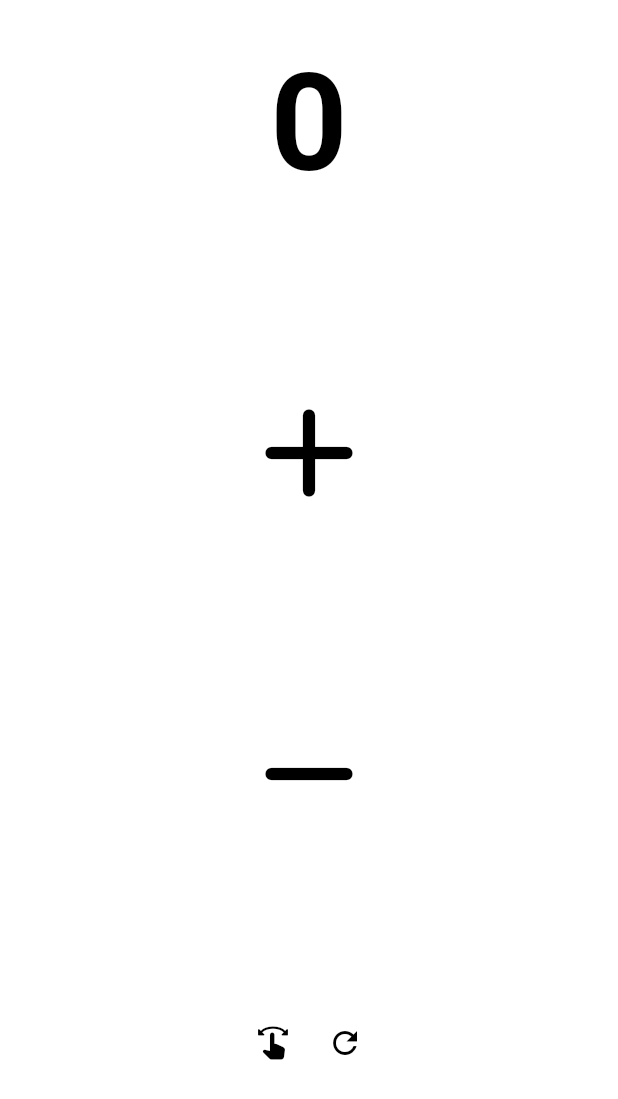
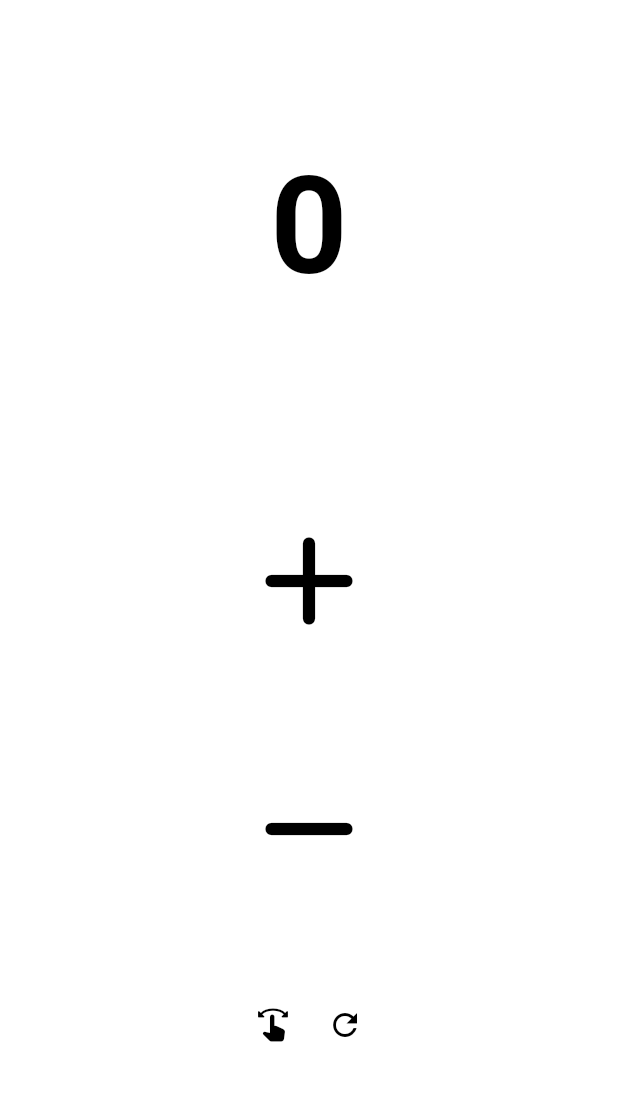
Before and after one commit to woojin01/Flutter_counter_practice, a Flutter app: the screen it shows after launch, on a phone screen of 412 x 824 dp. Shown: the top 1099 px of the screen. Run offline on Flutter 3.47's test engine with Material 2 defaults, Android fonts, the phone set to English and light mode, and no system bars.

Commit message:
modify_page

```diff
--- a/lib/counter_page.dart
+++ b/lib/counter_page.dart
@@ -9,6 +9,7 @@ class CounterPage extends StatefulWidget {
 
 int countNumber = 0;
 int rangeOfCountNumber = 1;
+bool isVibration = true;
 Color bgColor = Colors.white;
 Color textColor = Colors.black;
 
@@ -46,6 +47,17 @@ class _CounterPageState extends State<CounterPage> {
     });
   }
 
+/*
+  void onVibration() {
+    setState(() {
+      isVibration = !isVibration;
+      if (isVibration) {
+        HapticFeedback.heavyImpact();
+        print('진동 된다!');
+      }
+    });
+  }
+*/
   @override
   Widget build(BuildContext context) {
     return Scaffold(
@@ -54,7 +66,7 @@ class _CounterPageState extends State<CounterPage> {
         children: [
           Flexible(
             //빈 부분
-            flex: 1,
+            flex: 3,
             child: Container(decoration: BoxDecoration(color: bgColor)),
           ),
           Flexible(
@@ -74,7 +86,7 @@ class _CounterPageState extends State<CounterPage> {
           ),
           Flexible(
             //+1 버튼
-            flex: 7,
+            flex: 5,
             child: Column(
               children: [
                 IconButton(
@@ -88,7 +100,7 @@ class _CounterPageState extends State<CounterPage> {
           ),
           Flexible(
             //- 버튼
-            flex: 7,
+            flex: 5,
             child: Column(
               children: [
                 IconButton(
@@ -118,8 +130,22 @@ class _CounterPageState extends State<CounterPage> {
                   color: textColor,
                   icon: const Icon(Icons.refresh_outlined),
                 ),
+                /*
+                  IconButton(
+                    onPressed: () {
+                      setState(() {
+                        isVibration = !isVibration;
+                        HapticFeedback.heavyImpact();
+                      });
+                    },
+                    color: textColor,
+                    icon: isVibration
+                        ? const Icon(Icons.vibration_rounded)
+                        : const Icon(Icons.smartphone_rounded),
+                  ),*/
               ],
-              )),
+            ),
+          ),
         ],
       ),
     );
```
Also changed, not shown: 1 other file. Lines whose indentation alone changed are shown as unchanged.
